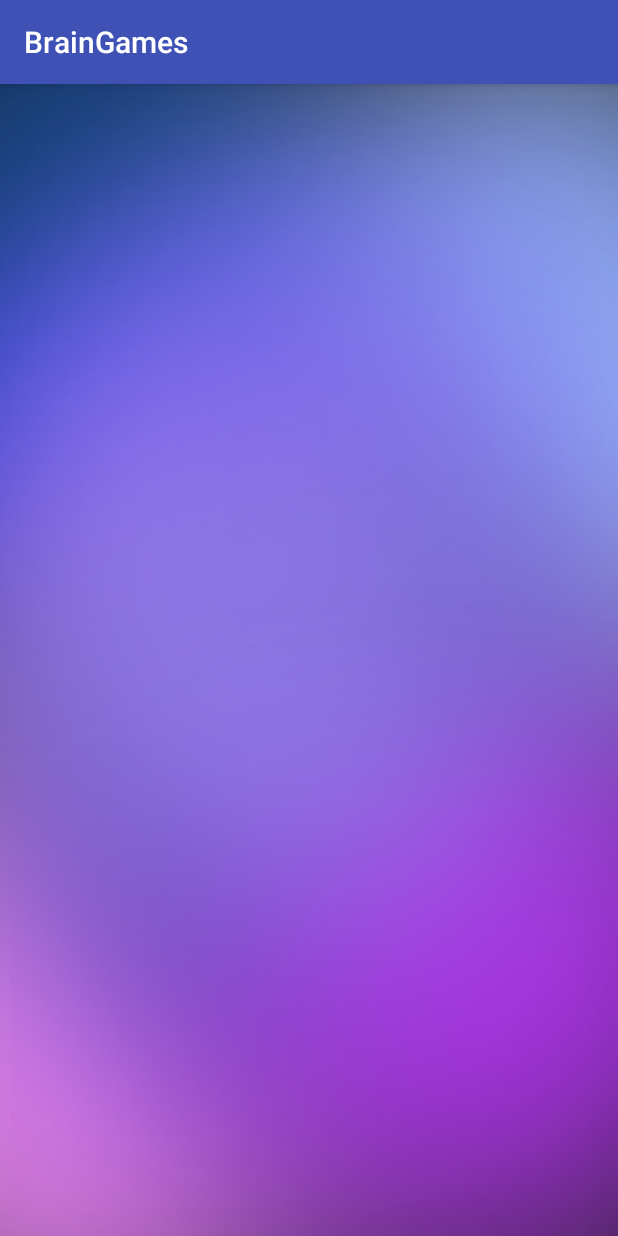
After one commit to Collins33/brainGames, an Android app: the secondActivity screen opened directly, with no data from a screen before it, on a phone screen of 412 x 824 dp. The commit adds this screen. Run offline under Robolectric (Android 15) with nearby library versions, the phone set to English and light mode, and no system bars.

Commit message:
I have added the intent to go to the activity with the game

```diff
--- a/app/src/main/AndroidManifest.xml
+++ b/app/src/main/AndroidManifest.xml
@@ -16,6 +16,7 @@
                 <category android:name="android.intent.category.LAUNCHER" />
             </intent-filter>
         </activity>
+        <activity android:name=".secondActivity"></activity>
     </application>
 
 </manifest>
--- /dev/null
+++ b/app/src/main/java/com/example/root/braingames/secondActivity.java
@@ -0,0 +1,13 @@
+package com.example.root.braingames;
+
+import android.support.v7.app.AppCompatActivity;
+import android.os.Bundle;
+
+public class secondActivity extends AppCompatActivity {
+
+    @Override
+    protected void onCreate(Bundle savedInstanceState) {
+        super.onCreate(savedInstanceState);
+        setContentView(R.layout.activity_second);
+    }
+}
--- a/app/src/main/res/layout/activity_main.xml
+++ b/app/src/main/res/layout/activity_main.xml
@@ -9,14 +9,13 @@
 
 
     <Button
-        android:id="@+id/button"
+        android:id="@+id/StartGamebutton"
         android:layout_width="300dp"
         android:layout_height="wrap_content"
         android:layout_alignParentBottom="true"
         android:layout_centerHorizontal="true"
         android:layout_marginBottom="27dp"
-        android:text="TRAIN"
-        />
+        android:text="TRAIN"/>
 
     <TextView
         android:id="@+id/textView"
--- /dev/null
+++ b/app/src/main/res/layout/activity_second.xml
@@ -0,0 +1,10 @@
+<?xml version="1.0" encoding="utf-8"?>
+<RelativeLayout xmlns:android="http://schemas.android.com/apk/res/android"
+    xmlns:app="http://schemas.android.com/apk/res-auto"
+    xmlns:tools="http://schemas.android.com/tools"
+    android:layout_width="match_parent"
+    android:layout_height="match_parent"
+    android:background="@drawable/secondactivity"
+    tools:context="com.example.root.braingames.secondActivity">
+
+</RelativeLayout>
```
Also changed, not shown: app/src/main/java/com/example/root/braingames/MainActivity.java (+12 -1 lines), app/src/main/res/drawable/secondactivity.png (added).
